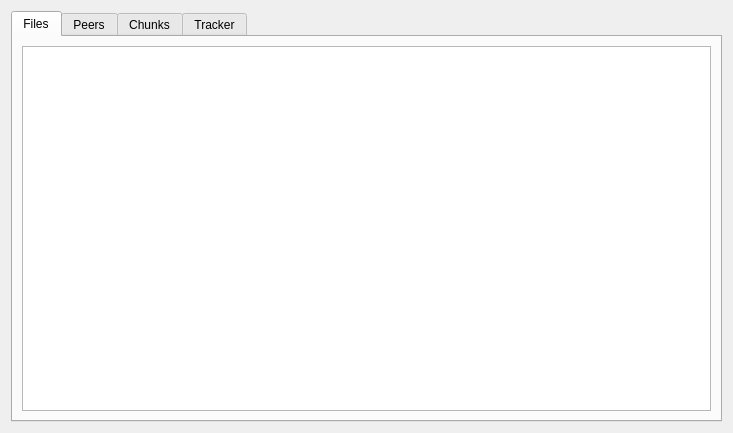
Old version of the form transfer-plugins/bittorrent/btadvanceddetailswidget.ui in the repository KDE/kget.
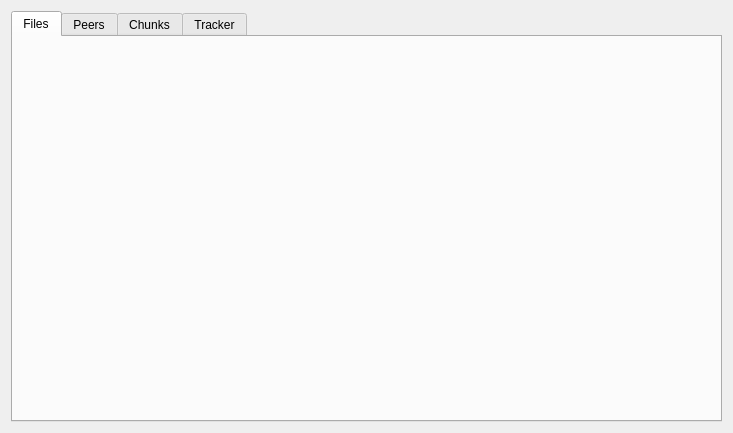
New version of the form. Custom widgets are drawn as their Qt base class.

Diff of the .ui file:
```diff
--- a/transfer-plugins/bittorrent/btadvanceddetailswidget.ui
+++ b/transfer-plugins/bittorrent/btadvanceddetailswidget.ui
@@ -19,11 +19,7 @@
       <attribute name="title" >
        <string>Files</string>
       </attribute>
-      <layout class="QGridLayout" >
-       <item row="0" column="0" >
-        <widget class="QTreeView" name="fileTreeView" />
-       </item>
-      </layout>
+      <layout class="QGridLayout" />
      </widget>
      <widget class="QWidget" name="tab_2" >
       <attribute name="title" >
```
